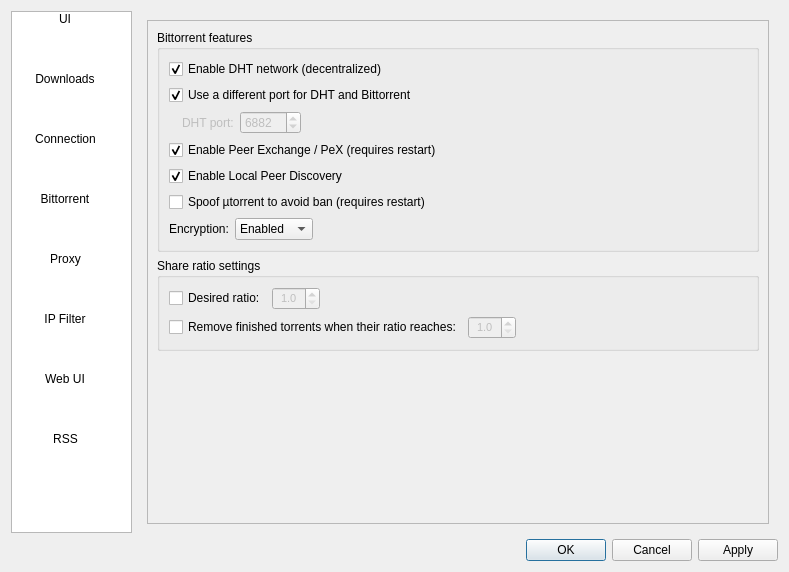
Before: the Qt Designer form src/ui/options.ui in SysAdminDoc/qBittorrent-Vanced, drawn with Qt 5.
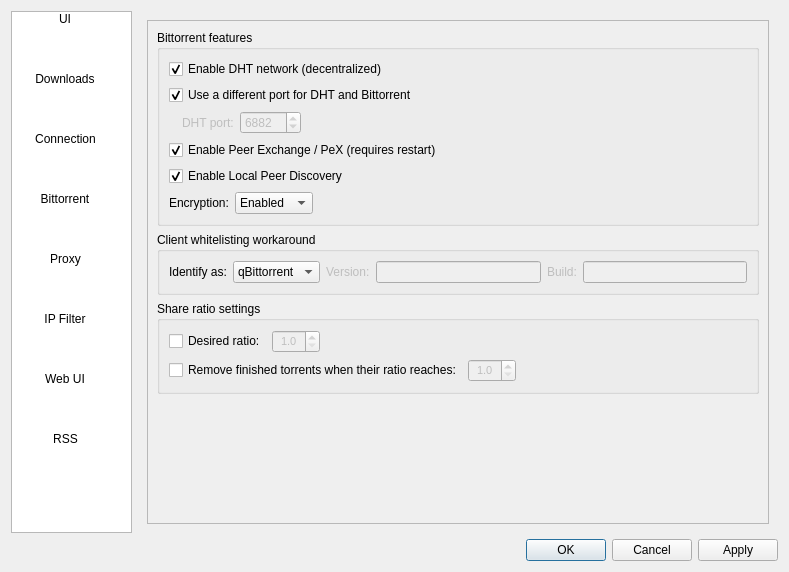
After: the same form once the commit is applied. The open tabs and pages were chosen to show the change. Icons and pictures are not drawn.

Commit message: - FEATURE: qBittorrent can identify itself as uTorrent or Vuze (Any version)

What changed in the file:
```diff
--- a/src/ui/options.ui
+++ b/src/ui/options.ui
@@ -1538,7 +1538,7 @@
               <height>495</height>
              </rect>
             </property>
-            <layout class="QVBoxLayout" name="verticalLayout_19">
+            <layout class="QVBoxLayout" name="verticalLayout_20">
              <item>
               <widget class="QGroupBox" name="AddBTFeaturesBox">
                <property name="title">
@@ -1644,13 +1644,6 @@
                   </property>
                  </widget>
                 </item>
-                <item>
-                 <widget class="QCheckBox" name="checkAzureusSpoof">
-                  <property name="text">
-                   <string>Spoof µtorrent to avoid ban (requires restart)</string>
-                  </property>
-                 </widget>
-                </item>
                 <item>
                  <layout class="QHBoxLayout">
                   <item>
@@ -1697,6 +1690,79 @@
                </layout>
               </widget>
              </item>
+             <item>
+              <widget class="QGroupBox" name="groupBox_5">
+               <property name="title">
+                <string>Client whitelisting workaround</string>
+               </property>
+               <layout class="QVBoxLayout" name="verticalLayout_19">
+                <item>
+                 <layout class="QHBoxLayout" name="horizontalLayout_11">
+                  <item>
+                   <widget class="QLabel" name="label_9">
+                    <property name="text">
+                     <string>Identify as:</string>
+                    </property>
+                   </widget>
+                  </item>
+                  <item>
+                   <widget class="QComboBox" name="comboPeerID">
+                    <item>
+                     <property name="text">
+                      <string>qBittorrent</string>
+                     </property>
+                    </item>
+                    <item>
+                     <property name="text">
+                      <string>Vuze</string>
+                     </property>
+                    </item>
+                    <item>
+                     <property name="text">
+                      <string>µTorrent</string>
+                     </property>
+                    </item>
+                   </widget>
+                  </item>
+                  <item>
+                   <widget class="QLabel" name="version_label">
+                    <property name="enabled">
+                     <bool>false</bool>
+                    </property>
+                    <property name="text">
+                     <string>Version:</string>
+                    </property>
+                   </widget>
+                  </item>
+                  <item>
+                   <widget class="QLineEdit" name="client_version">
+                    <property name="enabled">
+                     <bool>false</bool>
+                    </property>
+                   </widget>
+                  </item>
+                  <item>
+                   <widget class="QLabel" name="build_label">
+                    <property name="enabled">
+                     <bool>false</bool>
+                    </property>
+                    <property name="text">
+                     <string extracomment="Software Build nulmber:">Build:</string>
+                    </property>
+                   </widget>
+                  </item>
+                  <item>
+                   <widget class="QLineEdit" name="client_build">
+                    <property name="enabled">
+                     <bool>false</bool>
+                    </property>
+                   </widget>
+                  </item>
+                 </layout>
+                </item>
+               </layout>
+              </widget>
+             </item>
              <item>
               <widget class="QGroupBox" name="ratioBox">
                <property name="title">
```
Left out of the diff: 16 changed lines with no effect on the pictures. The commit also changes 34 other files.
